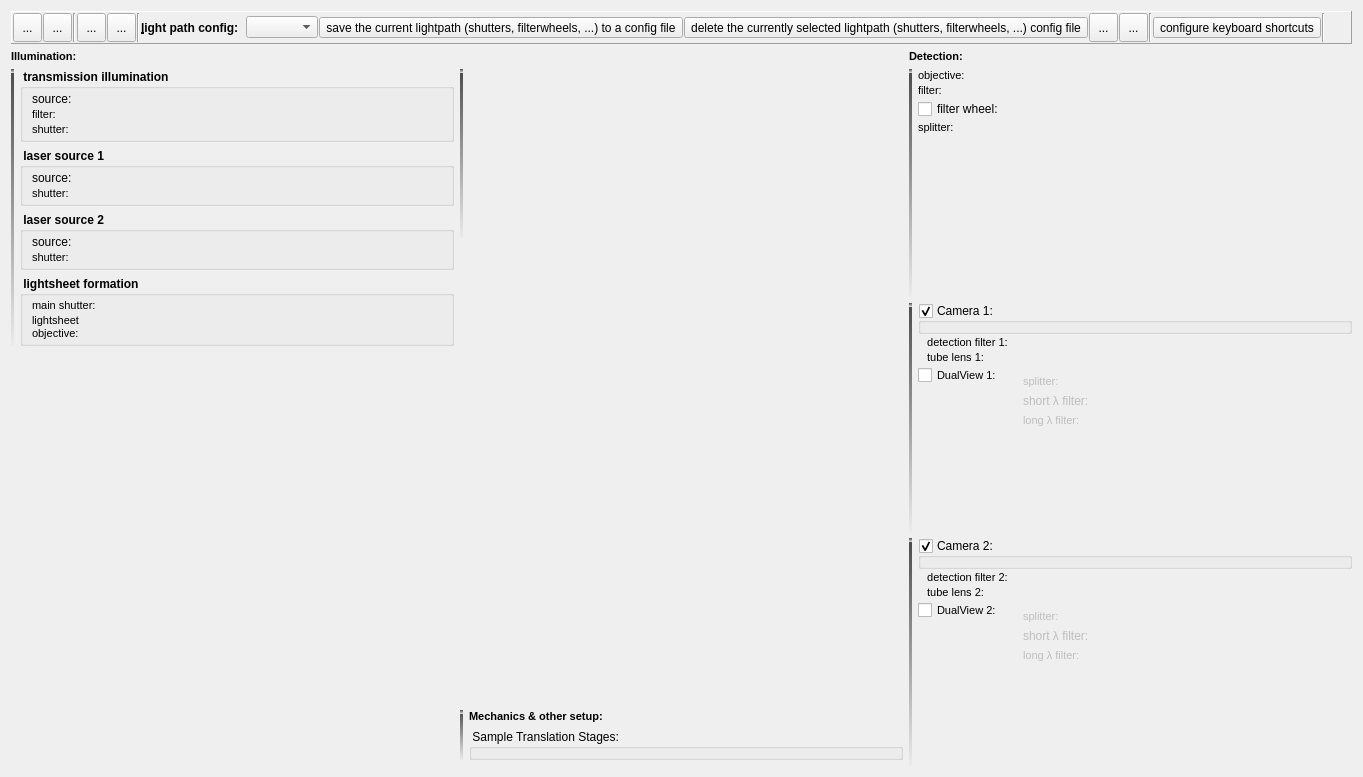
First picture: the form in plugins/spimb040/qfespimb040opticssetup.ui, repository jkriege2/QuickFit3, before the edit.
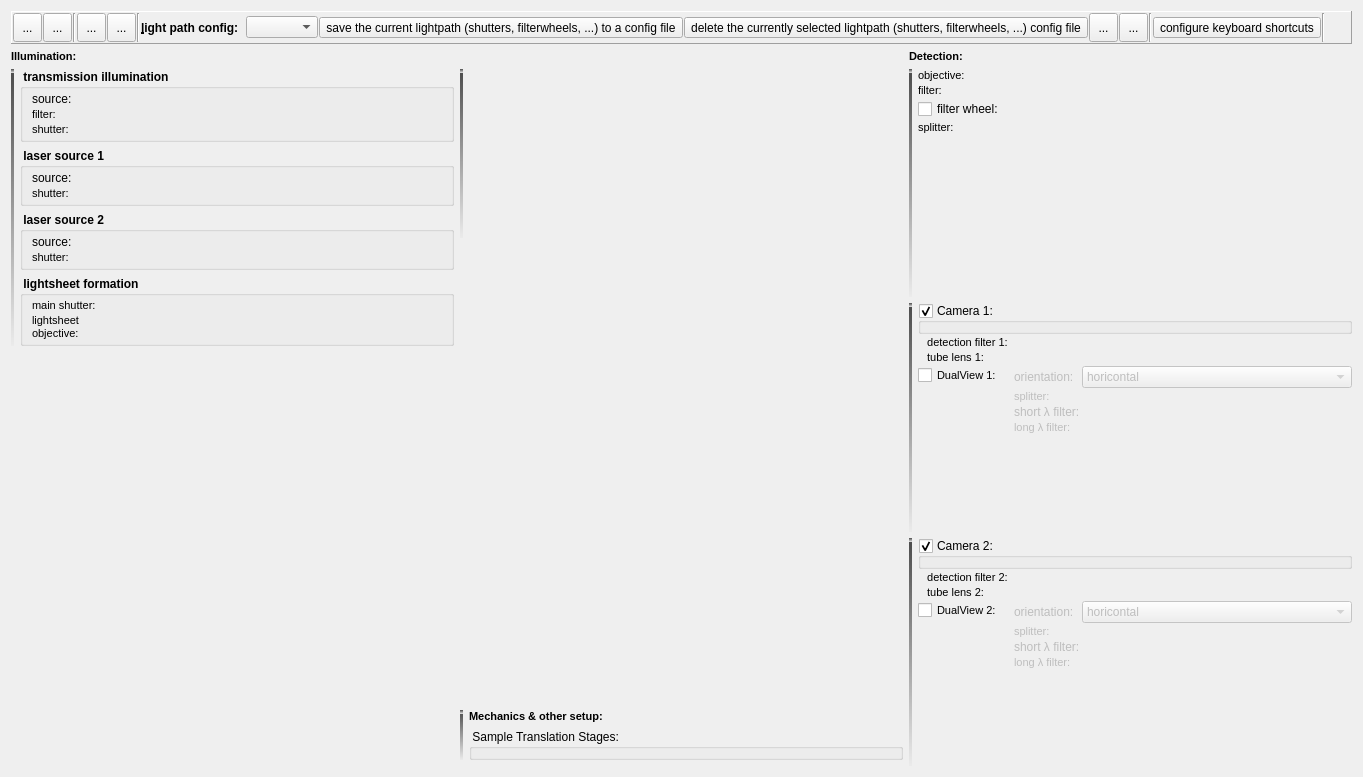
Second picture: the form after the edit. Icons and pictures are not drawn. Custom widgets are drawn as their Qt base class.

Commit message: QuickFit3/SPIM:   - improved saving of metadata in acquisitions   - added combobox for orientation of DualViews

The edit to the form file:
```diff
--- a/plugins/spimb040/qfespimb040opticssetup.ui
+++ b/plugins/spimb040/qfespimb040opticssetup.ui
@@ -1224,7 +1224,16 @@
           <bool>false</bool>
          </property>
          <layout class="QFormLayout" name="formLayout_9">
-          <item row="0" column="0">
+          <property name="horizontalSpacing">
+           <number>2</number>
+          </property>
+          <property name="verticalSpacing">
+           <number>2</number>
+          </property>
+          <property name="margin">
+           <number>0</number>
+          </property>
+          <item row="1" column="0">
            <widget class="QLabel" name="label_24">
             <property name="font">
              <font>
@@ -1236,7 +1245,7 @@
             </property>
            </widget>
           </item>
-          <item row="1" column="0">
+          <item row="2" column="0">
            <widget class="QLabel" name="label_25">
             <property name="font">
              <font>
@@ -1252,7 +1261,7 @@
             </property>
            </widget>
           </item>
-          <item row="2" column="0">
+          <item row="3" column="0">
            <widget class="QLabel" name="label_26">
             <property name="font">
              <font>
@@ -1264,15 +1273,44 @@
             </property>
            </widget>
           </item>
-          <item row="0" column="1">
+          <item row="1" column="1">
            <widget class="QF3FilterCombobox" name="filtDualView2Splitter" native="true"/>
           </item>
-          <item row="1" column="1">
+          <item row="2" column="1">
            <widget class="QF3FilterCombobox" name="filtDualView2Short" native="true"/>
           </item>
-          <item row="2" column="1">
+          <item row="3" column="1">
            <widget class="QF3FilterCombobox" name="filtDualView2Long" native="true"/>
           </item>
+          <item row="0" column="0">
+           <widget class="QLabel" name="label_27">
+            <property name="text">
+             <string>orientation:</string>
+            </property>
+           </widget>
+          </item>
+          <item row="0" column="1">
+           <widget class="QComboBox" name="cmbDualView2Orientation">
+            <item>
+             <property name="text">
+              <string>horicontal</string>
+             </property>
+             <property name="icon">
+              <iconset resource="spimb040.qrc">
+               <normaloff>:/spimb040/dvhor.png</normaloff>:/spimb040/dvhor.png</iconset>
+             </property>
+            </item>
+            <item>
+             <property name="text">
+              <string>vertical</string>
+             </property>
+             <property name="icon">
+              <iconset resource="spimb040.qrc">
+               <normaloff>:/spimb040/dvver.png</normaloff>:/spimb040/dvver.png</iconset>
+             </property>
+            </item>
+           </widget>
+          </item>
          </layout>
         </widget>
        </item>
@@ -1350,7 +1388,16 @@
           <bool>false</bool>
          </property>
          <layout class="QFormLayout" name="formLayout_8">
-          <item row="0" column="0">
+          <property name="horizontalSpacing">
+           <number>2</number>
+          </property>
+          <property name="verticalSpacing">
+           <number>2</number>
+          </property>
+          <property name="margin">
+           <number>0</number>
+          </property>
+          <item row="1" column="0">
            <widget class="QLabel" name="label_18">
             <property name="font">
              <font>
@@ -1362,7 +1409,7 @@
             </property>
            </widget>
           </item>
-          <item row="1" column="0">
+          <item row="2" column="0">
            <widget class="QLabel" name="label_19">
             <property name="font">
              <font>
@@ -1378,7 +1425,7 @@
             </property>
            </widget>
           </item>
-          <item row="2" column="0">
+          <item row="3" column="0">
            <widget class="QLabel" name="label_23">
             <property name="font">
              <font>
@@ -1390,15 +1437,44 @@
             </property>
            </widget>
           </item>
-          <item row="0" column="1">
+          <item row="1" column="1">
            <widget class="QF3FilterCombobox" name="filtDualView1Splitter" native="true"/>
           </item>
-          <item row="1" column="1">
+          <item row="2" column="1">
            <widget class="QF3FilterCombobox" name="filtDualView1Short" native="true"/>
           </item>
-          <item row="2" column="1">
+          <item row="3" column="1">
            <widget class="QF3FilterCombobox" name="filtDualView1Long" native="true"/>
           </item>
+          <item row="0" column="0">
+           <widget class="QLabel" name="label_28">
+            <property name="text">
+             <string>orientation:</string>
+            </property>
+           </widget>
+          </item>
+          <item row="0" column="1">
+           <widget class="QComboBox" name="cmbDualViewOrientation">
+            <item>
+             <property name="text">
+              <string>horicontal</string>
+             </property>
+             <property name="icon">
+              <iconset resource="spimb040.qrc">
+               <normaloff>:/spimb040/dvhor.png</normaloff>:/spimb040/dvhor.png</iconset>
+             </property>
+            </item>
+            <item>
+             <property name="text">
+              <string>vertical</string>
+             </property>
+             <property name="icon">
+              <iconset resource="spimb040.qrc">
+               <normaloff>:/spimb040/dvver.png</normaloff>:/spimb040/dvver.png</iconset>
+             </property>
+            </item>
+           </widget>
+          </item>
          </layout>
         </widget>
        </item>
```
The commit also changes 13 other files.
